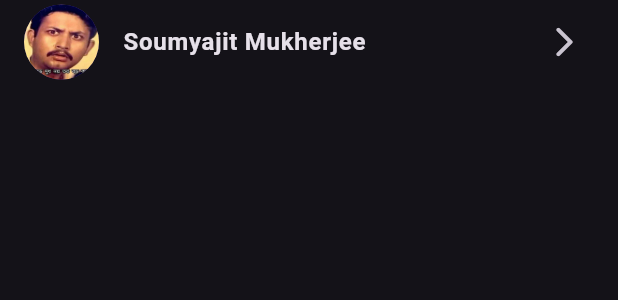
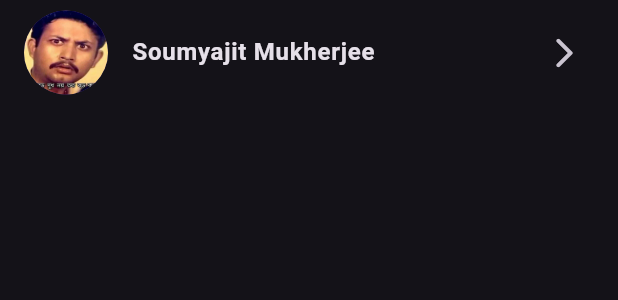
Before and after one commit to Sm69mu/Chatty, a Flutter app: the ChatTile widget shown alone on an empty page, opened directly, on a phone screen of 412 x 824 dp. Shown: the top 300 px of the screen. Run offline on Flutter 3.47's test engine with Material 3 defaults, Android fonts, the phone set to English and light mode, and no system bars; our stand-ins replace firebase_core; accounts and stored records are empty.

Commit message:
refined the UI

```diff
--- a/lib/screens/call_list_screen.dart
+++ b/lib/screens/call_list_screen.dart
@@ -49,7 +49,7 @@ class CallListScreen extends StatelessWidget {
         automaticallyImplyLeading: false,
         title: const Text(
           "Calls",
-          style: TextStyle(fontWeight: FontWeight.bold, fontSize: 30),
+          style: TextStyle(fontWeight: FontWeight.bold, fontSize: 35),
         ),
       ),
       body: Column(
--- a/lib/widgets/chat_tile.dart
+++ b/lib/widgets/chat_tile.dart
@@ -15,16 +15,20 @@ class ChatTile extends StatelessWidget {
           MaterialPageRoute(builder: (context) => const ChatScreen()),
         );
       },
+      child: Container(
+        alignment: Alignment.center,
+        height: 70,
         child: const ListTile(
           selectedColor: Colors.grey,
           trailing: Icon(Icons.arrow_forward_ios_rounded),
           title: Text(
             'Soumyajit Mukherjee',
-          style: TextStyle(fontWeight: FontWeight.bold),
+            style: TextStyle(fontSize: 16, fontWeight: FontWeight.bold),
           ),
           leading: CircleAvatar(
             foregroundImage: AssetImage(improfile),
-          radius: 25,
+            radius: 28,
+          ),
         ),
       ),
     );
--- a/lib/widgets/custom_button.dart
+++ b/lib/widgets/custom_button.dart
@@ -3,7 +3,7 @@ import 'package:flutter/material.dart';
 Widget customButton(BuildContext context, {String? title, onPress}) {
   double deviceWidth = MediaQuery.of(context).size.width;
   double deviceHeight = MediaQuery.of(context).size.height;
-  return GestureDetector(
+  return InkWell(
     onTap: onPress,
     child: Container(
       height: deviceHeight * 0.065,
--- a/lib/widgets/normal_button.dart
+++ b/lib/widgets/normal_button.dart
@@ -4,7 +4,7 @@ Widget normalButton(BuildContext context,
     {String? title, color, onPress, textColor}) {
   double deviceWidth = MediaQuery.of(context).size.width;
   double deviceHeight = MediaQuery.of(context).size.height;
-  return GestureDetector(
+  return InkWell(
     onTap: onPress,
     child: Container(
       height: deviceHeight * 0.057,
```
Also changed, not shown: lib/screens/home_screen.dart (+8 -4 lines). Lines whose indentation alone changed are shown as unchanged.
